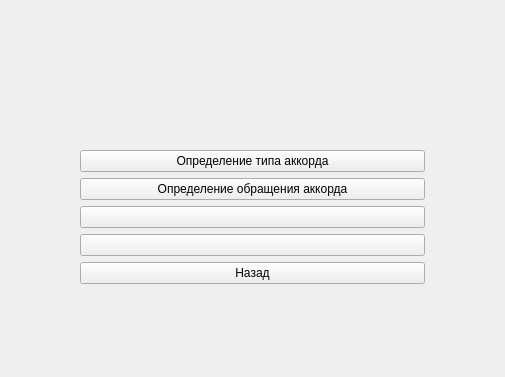
This is src/gui/blocks/chordblockwidget.ui in TFed555/music_trainer as Qt 5 draws it before an edit; both pictures show x 226 to 731 and y 0 to 377 of the 1000 by 700 pixel window. The edited form follows.
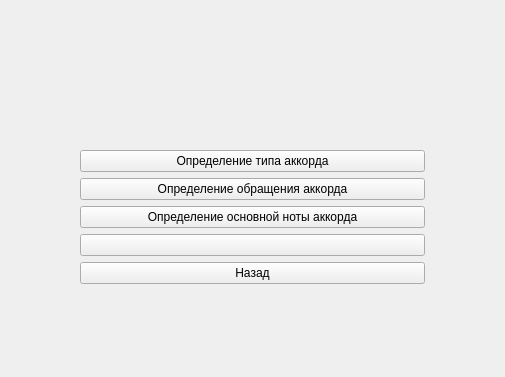
This is the edited form.

The edit to the form file:
```diff
--- a/src/gui/blocks/chordblockwidget.ui
+++ b/src/gui/blocks/chordblockwidget.ui
@@ -47,7 +47,7 @@
     <item row="2" column="1">
      <widget class="QPushButton" name="exercise3Btn">
       <property name="text">
-       <string/>
+       <string>Определение основной ноты аккорда</string>
       </property>
      </widget>
     </item>
```
